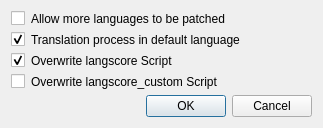
MUkoutyan/langscore-app, file src/ui/dialog/UpdatePluginDialog.ui: the form before one commit.
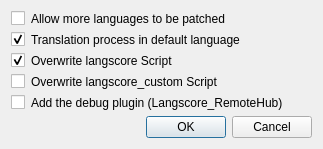
The form after the commit.

Patch:
```diff
--- a/src/ui/dialog/UpdatePluginDialog.ui
+++ b/src/ui/dialog/UpdatePluginDialog.ui
@@ -75,6 +75,16 @@
      </property>
     </widget>
    </item>
+   <item>
+    <widget class="QCheckBox" name="enableRemoteHub">
+     <property name="toolTip">
+      <string>Adds the debug plugin Langscore_RemoteHub. It works only while test playing.</string>
+     </property>
+     <property name="text">
+      <string>Add the debug plugin (Langscore_RemoteHub)</string>
+     </property>
+    </widget>
+   </item>
    <item>
     <widget class="QDialogButtonBox" name="buttonBox">
      <property name="orientation">
```
